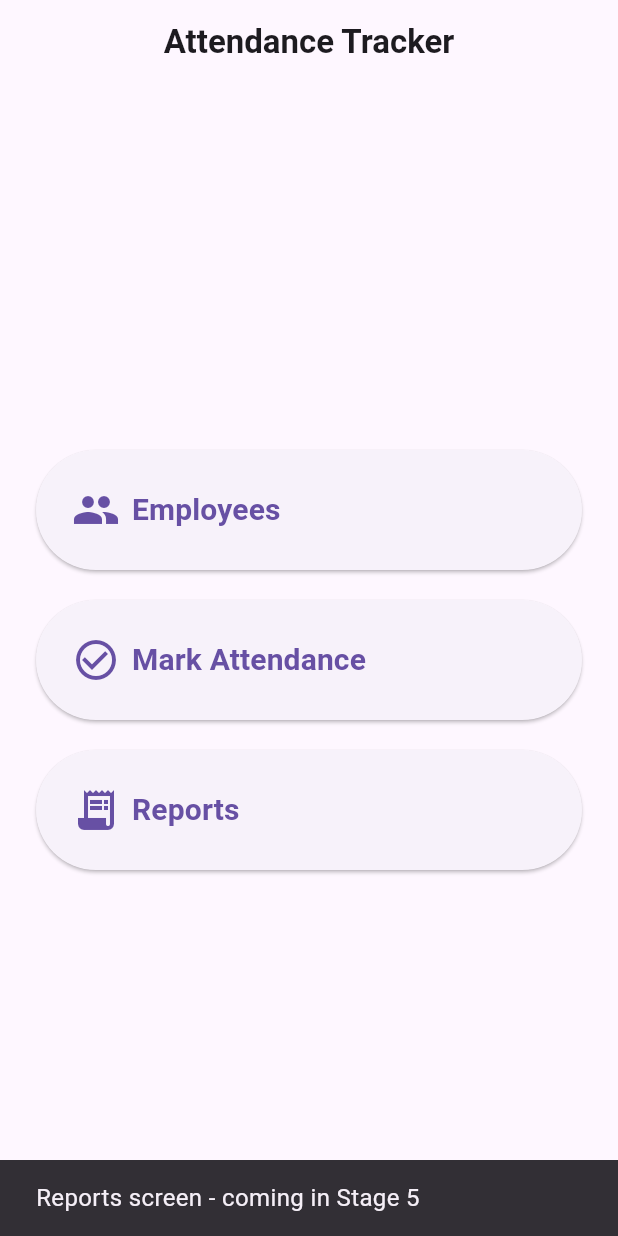
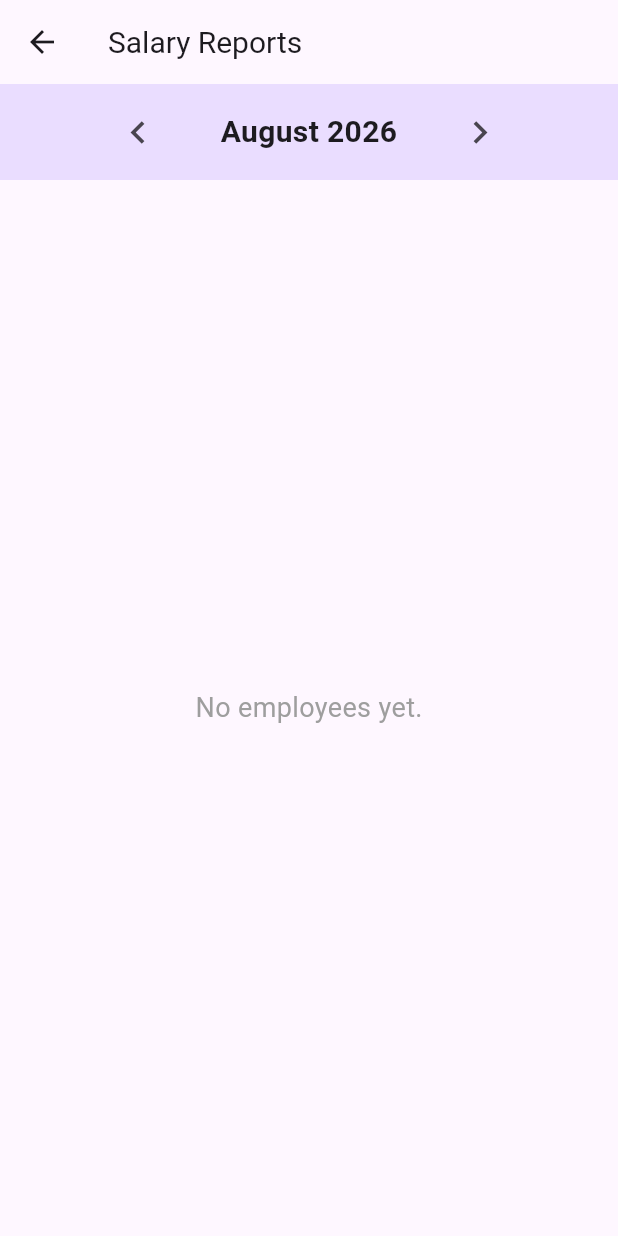
Before and after one commit to aum-kolekar/EasyAttendance, a Flutter app: the screen it shows after launch, after a tap on "Reports", on a phone screen of 412 x 824 dp. Run offline on Flutter 3.47's test engine with Material 3 defaults, Android fonts, the phone set to English and light mode, and no system bars; our stand-ins replace sqflite; accounts and stored records are empty.

Commit message:
feat: caculate salary

```diff
--- a/lib/main.dart
+++ b/lib/main.dart
@@ -1,6 +1,7 @@
 import 'package:flutter/material.dart';
 import 'screens/employee_list_screen.dart';
 import 'screens/mark_attendance_screen.dart';
+import 'screens/reports_screen.dart';
 
 void main() {
   runApp(const AttendanceApp());
@@ -75,9 +76,9 @@ class HomeScreen extends StatelessWidget {
               icon: Icons.receipt_long,
               label: 'Reports',
               onTap: () {
-                // We'll connect this in Stage 5
-                ScaffoldMessenger.of(context).showSnackBar(
-                  const SnackBar(content: Text('Reports screen - coming in Stage 5')),
+                Navigator.push(
+                  context,
+                  MaterialPageRoute(builder: (_) => const ReportsScreen()),
                 );
               },
             ),
--- /dev/null
+++ b/lib/screens/reports_screen.dart
@@ -0,0 +1,152 @@
+import 'package:flutter/material.dart';
+import '../services/salary_calculator.dart';
+
+class ReportsScreen extends StatefulWidget {
+  const ReportsScreen({super.key});
+
+  @override
+  State<ReportsScreen> createState() => _ReportsScreenState();
+}
+
+class _ReportsScreenState extends State<ReportsScreen> {
+  DateTime _selectedMonth = DateTime.now();
+  List<SalaryResult> _results = [];
+  bool _isLoading = true;
+
+  static const _monthNames = [
+    'January', 'February', 'March', 'April', 'May', 'June',
+    'July', 'August', 'September', 'October', 'November', 'December',
+  ];
+
+  @override
+  void initState() {
+    super.initState();
+    _loadResults();
+  }
+
+  Future<void> _loadResults() async {
+    setState(() => _isLoading = true);
+    final results = await SalaryCalculator.calculateForAllEmployees(
+      year: _selectedMonth.year,
+      month: _selectedMonth.month,
+    );
+    setState(() {
+      _results = results;
+      _isLoading = false;
+    });
+  }
+
+  void _changeMonth(int delta) {
+    setState(() {
+      _selectedMonth = DateTime(_selectedMonth.year, _selectedMonth.month + delta, 1);
+    });
+    _loadResults();
+  }
+
+  @override
+  Widget build(BuildContext context) {
+    final monthLabel = '${_monthNames[_selectedMonth.month - 1]} ${_selectedMonth.year}';
+
+    return Scaffold(
+      appBar: AppBar(
+        title: const Text('Salary Reports', style: TextStyle(fontSize: 20)),
+      ),
+      body: Column(
+        children: [
+          // Month selector bar
+          Container(
+            width: double.infinity,
+            padding: const EdgeInsets.symmetric(vertical: 8),
+            color: Theme.of(context).colorScheme.primaryContainer,
+            child: Row(
+              mainAxisAlignment: MainAxisAlignment.center,
+              children: [
+                IconButton(
+                  icon: const Icon(Icons.chevron_left, size: 30),
+                  onPressed: () => _changeMonth(-1),
+                ),
+                SizedBox(
+                  width: 180,
+                  child: Text(
+                    monthLabel,
+                    textAlign: TextAlign.center,
+                    style: const TextStyle(fontSize: 20, fontWeight: FontWeight.bold),
+                  ),
+                ),
+                IconButton(
+                  icon: const Icon(Icons.chevron_right, size: 30),
+                  onPressed: () => _changeMonth(1),
+                ),
+              ],
+            ),
+          ),
+          Expanded(
+            child: _isLoading
+                ? const Center(child: CircularProgressIndicator())
+                : _results.isEmpty
+                    ? const Center(
+                        child: Text(
+                          'No employees yet.',
+                          style: TextStyle(fontSize: 18, color: Colors.grey),
+                        ),
+                      )
+                    : ListView.builder(
+                        padding: const EdgeInsets.all(12),
+                        itemCount: _results.length,
+                        itemBuilder: (context, index) {
+                          final r = _results[index];
+                          return Card(
+                            margin: const EdgeInsets.symmetric(vertical: 6),
+                            child: Padding(
+                              padding: const EdgeInsets.all(16),
+                              child: Column(
+                                crossAxisAlignment: CrossAxisAlignment.start,
+                                children: [
+                                  Text(
+                                    r.employee.name,
+                                    style: const TextStyle(
+                                      fontSize: 19,
+                                      fontWeight: FontWeight.w700,
+                                    ),
+                                  ),
+                                  const SizedBox(height: 10),
+                                  _row('Monthly Salary', '₹${r.employee.monthlySalary.toStringAsFixed(2)}'),
+                                  _row('Per-Day Rate', '₹${r.perDayRate.toStringAsFixed(2)}'),
+                                  _row('Days Absent', '${r.absentDays}'),
+                                  _row('Deduction', '- ₹${r.deduction.toStringAsFixed(2)}',
+                                      color: Colors.red),
+                                  const Divider(height: 20),
+                                  _row('Payable Salary', '₹${r.payableSalary.toStringAsFixed(2)}',
+                                      bold: true, color: Colors.green.shade700, fontSize: 18),
+                                ],
+                              ),
+                            ),
+                          );
+                        },
+                      ),
+          ),
+        ],
+      ),
+    );
+  }
+
+  Widget _row(String label, String value, {bool bold = false, Color? color, double fontSize = 15}) {
+    return Padding(
+      padding: const EdgeInsets.symmetric(vertical: 3),
+      child: Row(
+        mainAxisAlignment: MainAxisAlignment.spaceBetween,
+        children: [
+          Text(label, style: TextStyle(fontSize: fontSize, color: Colors.black87)),
+          Text(
+            value,
+            style: TextStyle(
+              fontSize: fontSize,
+              fontWeight: bold ? FontWeight.bold : FontWeight.w500,
+              color: color,
+            ),
+          ),
+        ],
+      ),
+    );
+  }
+}
--- /dev/null
+++ b/lib/services/salary_calculator.dart
@@ -0,0 +1,82 @@
+import '../models/employee.dart';
+import '../db/database_helper.dart';
+
+// Holds the calculated result for one employee for one month.
+class SalaryResult {
+  final Employee employee;
+  final int totalDaysInMonth;
+  final int absentDays;
+  final double perDayRate;
+  final double deduction;
+  final double payableSalary;
+
+  SalaryResult({
+    required this.employee,
+    required this.totalDaysInMonth,
+    required this.absentDays,
+    required this.perDayRate,
+    required this.deduction,
+    required this.payableSalary,
+  });
+}
+
+class SalaryCalculator {
+  // Calculates the payable salary for one employee for a given month/year.
+  static Future<SalaryResult> calculateForEmployee({
+    required Employee employee,
+    required int year,
+    required int month, // 1 = January ... 12 = December
+  }) async {
+    // How many days are in this month (handles Feb 28/29, 30 vs 31 days etc.)
+    // Trick: day 0 of the NEXT month = the last day of THIS month.
+    final totalDays = DateTime(year, month + 1, 0).day;
+
+    final perDayRate = employee.monthlySalary / totalDays;
+
+    // Build the date-range strings to query, e.g. '2026-08-01' to '2026-08-31'
+    final startDate =
+        '$year-${month.toString().padLeft(2, '0')}-01';
+    final endDate =
+        '$year-${month.toString().padLeft(2, '0')}-${totalDays.toString().padLeft(2, '0')}';
+
+    final records = await DatabaseHelper.instance.getAttendanceForEmployeeInRange(
+      employee.id!,
+      startDate,
+      endDate,
+    );
+
+    // Count only explicitly-marked absences
+    final absentDays = records.where((r) => !r.isPresent).length;
+
+    final deduction = perDayRate * absentDays;
+    final payable = employee.monthlySalary - deduction;
+
+    return SalaryResult(
+      employee: employee,
+      totalDaysInMonth: totalDays,
+      absentDays: absentDays,
+      perDayRate: perDayRate,
+      deduction: deduction,
+      payableSalary: payable,
+    );
+  }
+
+  // Calculates results for ALL employees for a given month/year at once
+  // (used by the Reports screen).
+  static Future<List<SalaryResult>> calculateForAllEmployees({
+    required int year,
+    required int month,
+  }) async {
+    final employees = await DatabaseHelper.instance.getAllEmployees();
+    final results = <SalaryResult>[];
+    for (final employee in employees) {
+      final result = await calculateForEmployee(
+        employee: employee,
+        year: year,
+        month: month,
+      );
+      results.add(result);
+    }
+    return results;
+  }
+}
```
